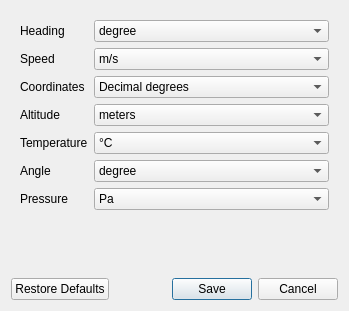
TheGoodWeather/Vector-Vario-Analyzer, file src/gui/unitwindow.ui: the form before one commit.
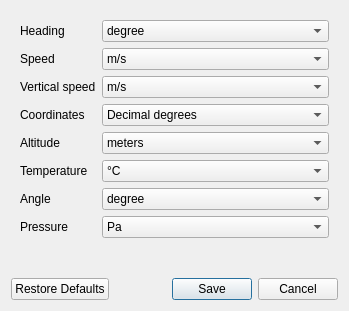
The form after the commit.

Commit message: Features: Horizontal and vertical speed dissociated

Diff of the .ui file:
```diff
--- a/src/gui/unitwindow.ui
+++ b/src/gui/unitwindow.ui
@@ -69,14 +69,14 @@
         </item>
        </widget>
       </item>
-      <item row="2" column="0">
+      <item row="3" column="0">
        <widget class="QLabel" name="label_4">
         <property name="text">
          <string>Coordinates</string>
         </property>
        </widget>
       </item>
-      <item row="2" column="1">
+      <item row="3" column="1">
        <widget class="QComboBox" name="comboBox_coordinates">
         <item>
          <property name="text">
@@ -95,14 +95,14 @@
         </item>
        </widget>
       </item>
-      <item row="3" column="0">
+      <item row="4" column="0">
        <widget class="QLabel" name="label_5">
         <property name="text">
          <string>Altitude</string>
         </property>
        </widget>
       </item>
-      <item row="3" column="1">
+      <item row="4" column="1">
        <widget class="QComboBox" name="comboBox_altitude">
         <item>
          <property name="text">
@@ -116,14 +116,14 @@
         </item>
        </widget>
       </item>
-      <item row="4" column="0">
+      <item row="5" column="0">
        <widget class="QLabel" name="label_6">
         <property name="text">
          <string>Temperature</string>
         </property>
        </widget>
       </item>
-      <item row="4" column="1">
+      <item row="5" column="1">
        <widget class="QComboBox" name="comboBox_temperature">
         <item>
          <property name="text">
@@ -142,14 +142,14 @@
         </item>
        </widget>
       </item>
-      <item row="5" column="0">
+      <item row="6" column="0">
        <widget class="QLabel" name="label_7">
         <property name="text">
          <string>Angle</string>
         </property>
        </widget>
       </item>
-      <item row="5" column="1">
+      <item row="6" column="1">
        <widget class="QComboBox" name="comboBox_angle">
         <item>
          <property name="text">
@@ -163,14 +163,14 @@
         </item>
        </widget>
       </item>
-      <item row="6" column="0">
+      <item row="7" column="0">
        <widget class="QLabel" name="label_8">
         <property name="text">
          <string>Pressure</string>
         </property>
        </widget>
       </item>
-      <item row="6" column="1">
+      <item row="7" column="1">
        <widget class="QComboBox" name="comboBox_pressure">
         <item>
          <property name="text">
@@ -194,6 +194,37 @@
         </item>
        </widget>
       </item>
+      <item row="2" column="0">
+       <widget class="QLabel" name="label_3">
+        <property name="text">
+         <string>Vertical speed</string>
+        </property>
+       </widget>
+      </item>
+      <item row="2" column="1">
+       <widget class="QComboBox" name="comboBox_vertical_speed">
+        <item>
+         <property name="text">
+          <string>m/s</string>
+         </property>
+        </item>
+        <item>
+         <property name="text">
+          <string>mph</string>
+         </property>
+        </item>
+        <item>
+         <property name="text">
+          <string>knot</string>
+         </property>
+        </item>
+        <item>
+         <property name="text">
+          <string>km/h</string>
+         </property>
+        </item>
+       </widget>
+      </item>
      </layout>
     </widget>
    </item>
```
The commit also changes 3 other files.
